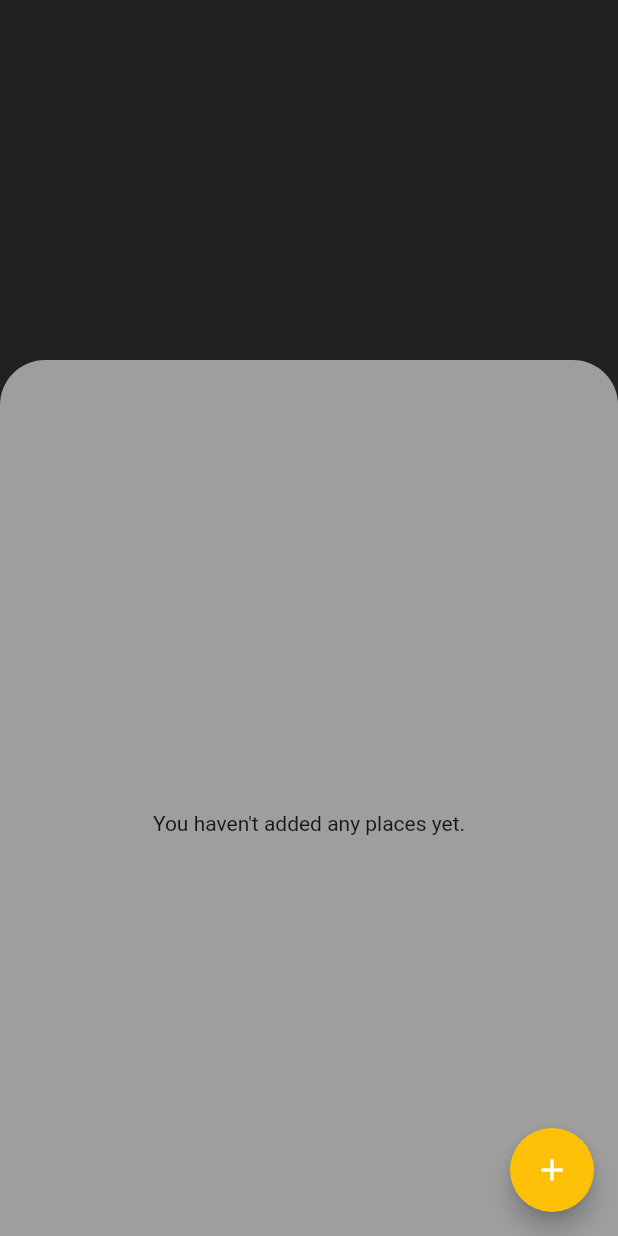
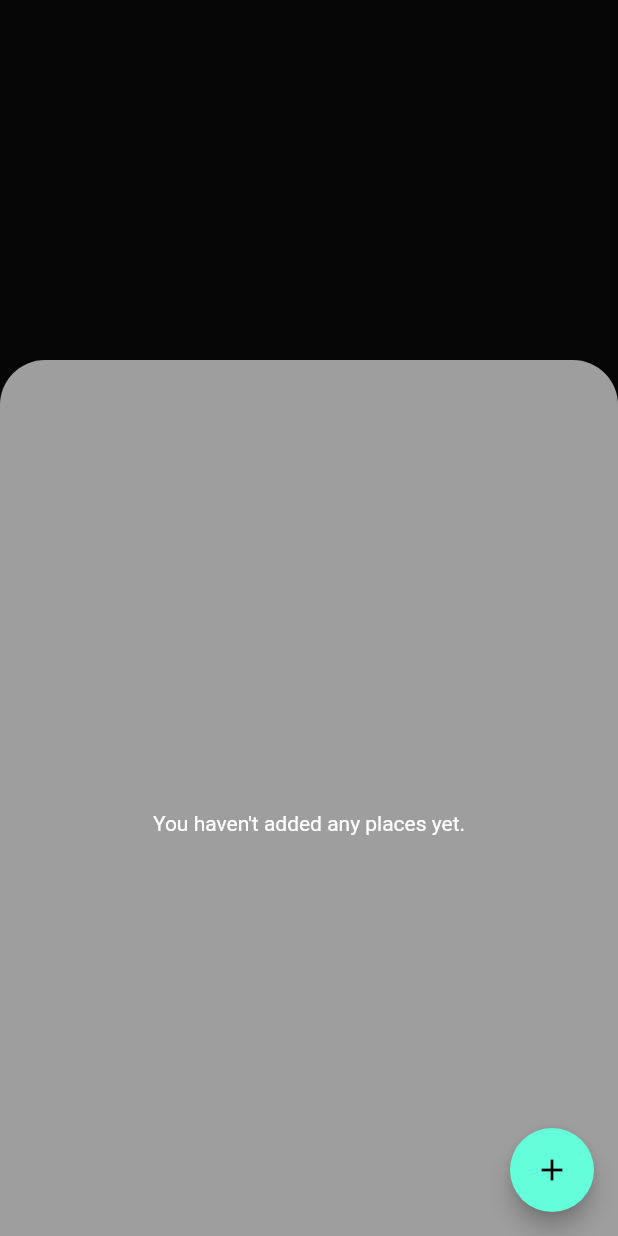
Before and after one commit to Oneya4/Scenary, a Flutter app: the screen it shows after launch, on a phone screen of 412 x 824 dp. Run offline on Flutter 3.47's test engine with Material 2 defaults, Android fonts, the light colour scheme and no system bars; our stand-ins replace google_maps_flutter, image_picker, location, sqflite; accounts and stored records are empty.

Commit message:
Update main.dart

```diff
--- a/lib/main.dart
+++ b/lib/main.dart
@@ -23,10 +23,11 @@ class MyApp extends StatelessWidget {
       child: MaterialApp(
         title: 'Great Places',
         debugShowCheckedModeBanner: false,
-        theme: ThemeData(
-          colorScheme: ColorScheme.fromSwatch(primarySwatch: Colors.indigo)
-              .copyWith(secondary: Colors.amber),
-        ),
+        theme: ThemeData.dark(),
+        // ThemeData(
+        //   colorScheme: ColorScheme.fromSwatch(primarySwatch: Colors.indigo)
+        //       .copyWith(secondary: Colors.amber),
+        // ),
         home: PlacesListScreen(),
         routes: {
           AddPlaceScreen.routeName: (ctx) => AddPlaceScreen(),
```
